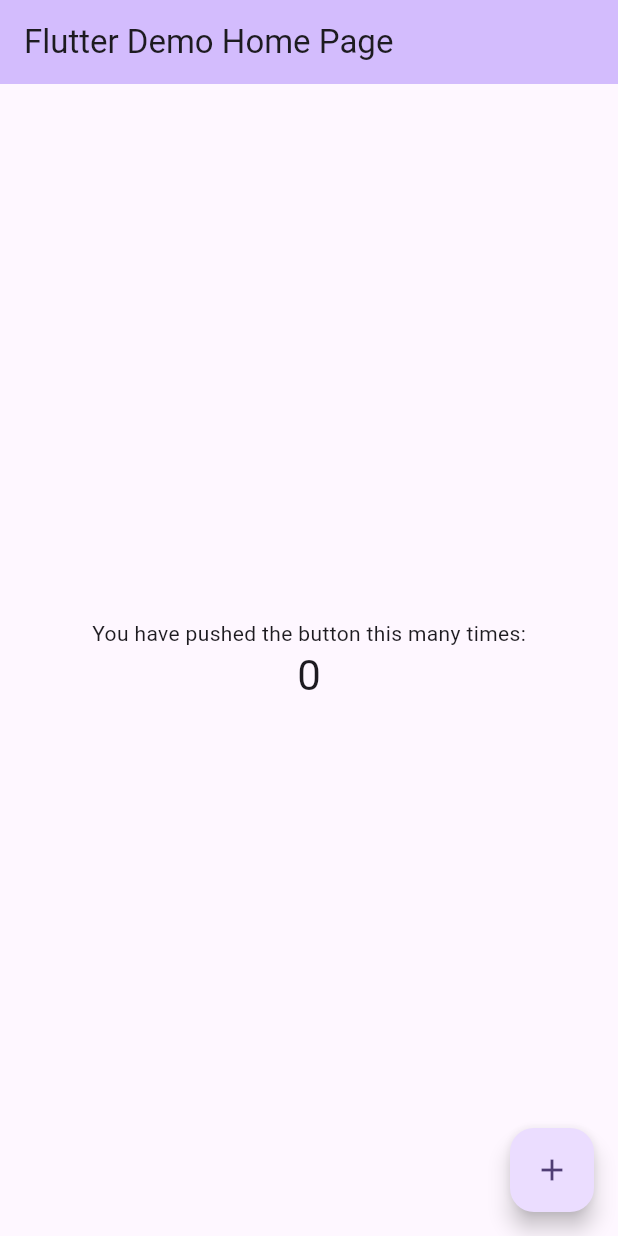
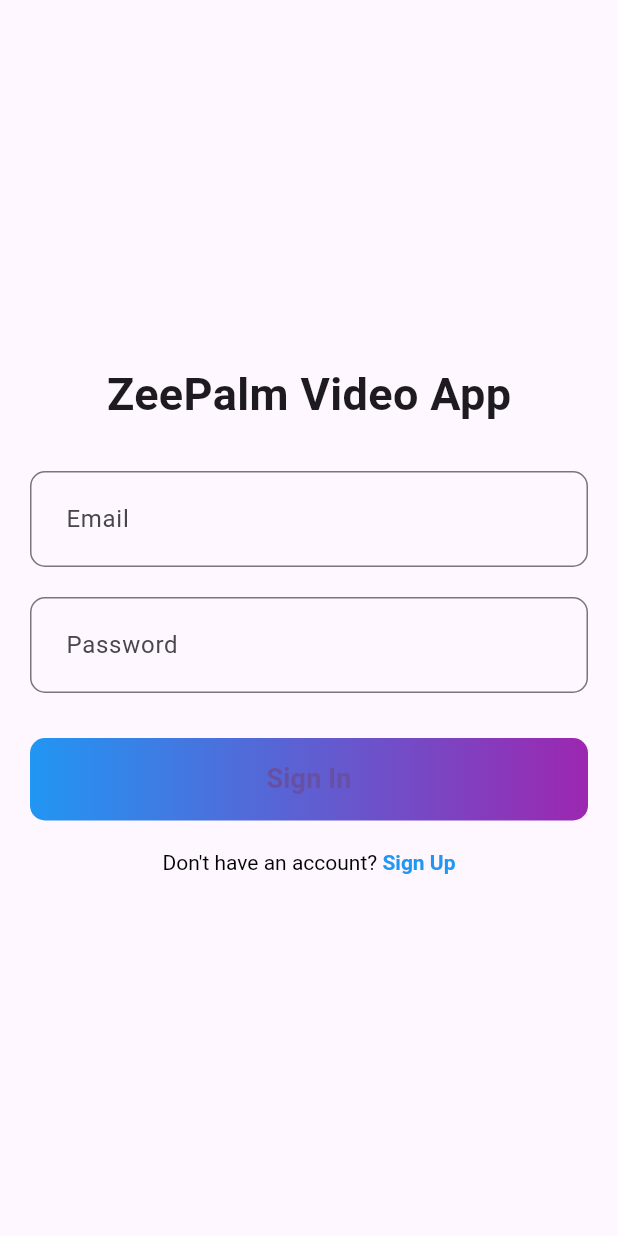
Before and after one commit to hammadx02/zee_palm_tasks, a Flutter app: the screen it shows after launch, on a phone screen of 412 x 824 dp. Run offline on Flutter 3.47's test engine with Material 3 defaults, Android fonts, the phone set to English and light mode, and no system bars; our stand-ins replace dartz, firebase_auth, firebase_core, flutter_riverpod, fluttertoast; accounts and stored records are empty.

Commit message:
feat: Implement authentication features with Firebase
- Added Failure class for error handling.
- Created AuthRepository for managing authentication logic.
- Developed LoginScreen with email and password fields.
- Implemented UserModel for user data representation.
- Added FirebaseAuthService for Firebase authentication operations.
- Created AuthField and AuthGradientButton widgets for UI.
- Established authentication state management using Riverpod.

```diff
--- a/lib/main.dart
+++ b/lib/main.dart
@@ -1,122 +1,29 @@
+import 'package:firebase_core/firebase_core.dart';
 import 'package:flutter/material.dart';
+import 'package:flutter_riverpod/flutter_riverpod.dart';
+import 'package:zee_palm_tasks/firebase_options.dart';
+import 'package:zee_palm_tasks/screens/login_screen.dart';
 
-void main() {
-  runApp(const MyApp());
+void main() async {
+  WidgetsFlutterBinding.ensureInitialized();
+  await Firebase.initializeApp(options: DefaultFirebaseOptions.currentPlatform);
+
+  runApp(const ProviderScope(child: MyApp()));
 }
 
 class MyApp extends StatelessWidget {
   const MyApp({super.key});
 
-  // This widget is the root of your application.
   @override
   Widget build(BuildContext context) {
     return MaterialApp(
-      title: 'Flutter Demo',
+      title: 'ZeePalm Video App',
+      debugShowCheckedModeBanner: false,
       theme: ThemeData(
-        // This is the theme of your application.
-        //
-        // TRY THIS: Try running your application with "flutter run". You'll see
-        // the application has a purple toolbar. Then, without quitting the app,
-        // try changing the seedColor in the colorScheme below to Colors.green
-        // and then invoke "hot reload" (save your changes or press the "hot
-        // reload" button in a Flutter-supported IDE, or press "r" if you used
-        // the command line to start the app).
-        //
-        // Notice that the counter didn't reset back to zero; the application
-        // state is not lost during the reload. To reset the state, use hot
-        // restart instead.
-        //
-        // This works for code too, not just values: Most code changes can be
-        // tested with just a hot reload.
-        colorScheme: ColorScheme.fromSeed(seedColor: Colors.deepPurple),
+        primarySwatch: Colors.blue,
+        visualDensity: VisualDensity.adaptivePlatformDensity,
       ),
-      home: const MyHomePage(title: 'Flutter Demo Home Page'),
+      home: const LoginScreen(),
     );
   }
 }
-
-class MyHomePage extends StatefulWidget {
-  const MyHomePage({super.key, required this.title});
-
-  // This widget is the home page of your application. It is stateful, meaning
-  // that it has a State object (defined below) that contains fields that affect
-  // how it looks.
-
-  // This class is the configuration for the state. It holds the values (in this
-  // case the title) provided by the parent (in this case the App widget) and
-  // used by the build method of the State. Fields in a Widget subclass are
-  // always marked "final".
-
-  final String title;
-
-  @override
-  State<MyHomePage> createState() => _MyHomePageState();
-}
-
-class _MyHomePageState extends State<MyHomePage> {
-  int _counter = 0;
-
-  void _incrementCounter() {
-    setState(() {
-      // This call to setState tells the Flutter framework that something has
-      // changed in this State, which causes it to rerun the build method below
-      // so that the display can reflect the updated values. If we changed
-      // _counter without calling setState(), then the build method would not be
-      // called again, and so nothing would appear to happen.
-      _counter++;
-    });
-  }
-
-  @override
-  Widget build(BuildContext context) {
-    // This method is rerun every time setState is called, for instance as done
-    // by the _incrementCounter method above.
-    //
-    // The Flutter framework has been optimized to make rerunning build methods
-    // fast, so that you can just rebuild anything that needs updating rather
-    // than having to individually change instances of widgets.
-    return Scaffold(
-      appBar: AppBar(
-        // TRY THIS: Try changing the color here to a specific color (to
-        // Colors.amber, perhaps?) and trigger a hot reload to see the AppBar
-        // change color while the other colors stay the same.
-        backgroundColor: Theme.of(context).colorScheme.inversePrimary,
-        // Here we take the value from the MyHomePage object that was created by
-        // the App.build method, and use it to set our appbar title.
-        title: Text(widget.title),
-      ),
-      body: Center(
-        // Center is a layout widget. It takes a single child and positions it
-        // in the middle of the parent.
-        child: Column(
-          // Column is also a layout widget. It takes a list of children and
-          // arranges them vertically. By default, it sizes itself to fit its
-          // children horizontally, and tries to be as tall as its parent.
-          //
-          // Column has various properties to control how it sizes itself and
-          // how it positions its children. Here we use mainAxisAlignment to
-          // center the children vertically; the main axis here is the vertical
-          // axis because Columns are vertical (the cross axis would be
-          // horizontal).
-          //
-          // TRY THIS: Invoke "debug painting" (choose the "Toggle Debug Paint"
-          // action in the IDE, or press "p" in the console), to see the
-          // wireframe for each widget.
-          mainAxisAlignment: MainAxisAlignment.center,
-          children: <Widget>[
-            const Text('You have pushed the button this many times:'),
-            Text(
-              '$_counter',
-              style: Theme.of(context).textTheme.headlineMedium,
-            ),
-          ],
-        ),
-      ),
-      floatingActionButton: FloatingActionButton(
-        onPressed: _incrementCounter,
-        tooltip: 'Increment',
-        child: const Icon(Icons.add),
-      ), // This trailing comma makes auto-formatting nicer for build methods.
-    );
-  }
-}
--- /dev/null
+++ b/lib/repositories/auth_repo.dart
@@ -0,0 +1,49 @@
+import 'package:dartz/dartz.dart';
+import 'package:firebase_auth/firebase_auth.dart';
+import 'package:zee_palm_tasks/errors/failures.dart';
+
+class AuthRepository {
+  final FirebaseAuth _firebaseAuth;
+
+  AuthRepository(this._firebaseAuth);
+
+  Stream<User?> get authStateChanges => _firebaseAuth.authStateChanges();
+
+  Future<Either<Failure, User>> signInWithEmailAndPassword({
+    required String email,
+    required String password,
+  }) async {
+    try {
+      final userCredential = await _firebaseAuth.signInWithEmailAndPassword(
+        email: email,
+        password: password,
+      );
+      return Right(userCredential.user!);
+    } on FirebaseAuthException catch (e) {
+      return Left(Failure(e.message ?? 'Authentication failed'));
+    } catch (e) {
+      return Left(Failure('Unexpected error occurred'));
+    }
+  }
+
+  Future<Either<Failure, User>> signUpWithEmailAndPassword({
+    required String email,
+    required String password,
+  }) async {
+    try {
+      final userCredential = await _firebaseAuth.createUserWithEmailAndPassword(
+        email: email,
+        password: password,
+      );
+      return Right(userCredential.user!);
+    } on FirebaseAuthException catch (e) {
+      return Left(Failure(e.message ?? 'Registration failed'));
+    } catch (e) {
+      return Left(Failure('Unexpected error occurred'));
+    }
+  }
+
+  Future<void> signOut() async {
+    await _firebaseAuth.signOut();
+  }
+}
--- /dev/null
+++ b/lib/screens/login_screen.dart
@@ -0,0 +1,125 @@
+import 'package:flutter/material.dart';
+import 'package:flutter_riverpod/flutter_riverpod.dart';
+import 'package:fluttertoast/fluttertoast.dart';
+import 'package:zee_palm_tasks/providers/auth_provider.dart';
+import 'package:zee_palm_tasks/screens/sign_up_screen.dart';
+import 'package:zee_palm_tasks/screens/video_feed_screen.dart';
+
+import 'package:zee_palm_tasks/widgets/auth_field.dart';
+import 'package:zee_palm_tasks/widgets/auth_gradient_button.dart';
+
+class LoginScreen extends ConsumerStatefulWidget {
+  const LoginScreen({super.key});
+
+  @override
+  ConsumerState<LoginScreen> createState() => _LoginScreenState();
+}
+
+class _LoginScreenState extends ConsumerState<LoginScreen> {
+  final emailController = TextEditingController();
+  final passwordController = TextEditingController();
+  final formKey = GlobalKey<FormState>();
+  bool isLoading = false;
+
+  @override
+  void dispose() {
+    emailController.dispose();
+    passwordController.dispose();
+    super.dispose();
+  }
+
+  Future<void> signIn() async {
+    if (!formKey.currentState!.validate()) return;
+
+    setState(() => isLoading = true);
+
+    final result = await ref
+        .read(authRepositoryProvider)
+        .signInWithEmailAndPassword(
+          email: emailController.text.trim(),
+          password: passwordController.text.trim(),
+        );
+
+    setState(() => isLoading = false);
+
+    result.fold(
+      (failure) => Fluttertoast.showToast(
+        msg: failure.toString(),
+        toastLength: Toast.LENGTH_LONG,
+      ),
+      (user) => Navigator.pushReplacement(
+        context,
+        MaterialPageRoute(builder: (context) => const VideoFeedScreen()),
+      ),
+    );
+  }
+
+  @override
+  Widget build(BuildContext context) {
+    return Scaffold(
+      body: Padding(
+        padding: const EdgeInsets.all(20.0),
+        child: Form(
+          key: formKey,
+          child: Column(
+            mainAxisAlignment: MainAxisAlignment.center,
+            children: [
+              const Text(
+                'ZeePalm Video App',
+                style: TextStyle(fontSize: 30, fontWeight: FontWeight.bold),
+              ),
+              const SizedBox(height: 30),
+              AuthField(controller: emailController, hintText: 'Email'),
+              const SizedBox(height: 20),
+              AuthField(
+                controller: passwordController,
+                hintText: 'Password',
+                isObscure: true,
+              ),
+              const SizedBox(height: 30),
+              AuthGradientButton(
+                text: 'Sign In',
+                onPressed: () {
+                  isLoading ? null : () => signIn();
+                },
+              ),
+              const SizedBox(height: 20),
+              GestureDetector(
+                onTap:
+                    isLoading
+                        ? null
+                        : () {
+                          Navigator.push(
+                            context,
+                            MaterialPageRoute(
+                              builder: (context) => const SignUpScreen(),
+                            ),
+                          );
+                        },
+                child: RichText(
+                  text: const TextSpan(
+                    text: 'Don\'t have an account? ',
+                    style: TextStyle(color: Colors.black),
+                    children: [
+                      TextSpan(
+                        text: 'Sign Up',
+                        style: TextStyle(
+                          color: Colors.blue,
+                          fontWeight: FontWeight.bold,
+                        ),
+                      ),
+                    ],
+                  ),
+                ),
+              ),
+              if (isLoading) ...[
+                const SizedBox(height: 20),
+                const CircularProgressIndicator(),
+              ],
+            ],
+          ),
+        ),
+      ),
+    );
+  }
+}
--- /dev/null
+++ b/lib/widgets/auth_field.dart
@@ -0,0 +1,40 @@
+import 'package:flutter/material.dart';
+
+class AuthField extends StatelessWidget {
+  final TextEditingController controller;
+  final String hintText;
+  final bool isObscure;
+
+  const AuthField({
+    super.key,
+    required this.controller,
+    required this.hintText,
+    this.isObscure = false,
+  });
+
+  @override
+  Widget build(BuildContext context) {
+    return TextFormField(
+      controller: controller,
+      obscureText: isObscure,
+      validator: (value) {
+        if (value == null || value.isEmpty) {
+          return 'Please enter $hintText';
+        }
+        return null;
+      },
+      decoration: InputDecoration(
+        hintText: hintText,
+        contentPadding: const EdgeInsets.all(20),
+        border: OutlineInputBorder(
+          borderRadius: BorderRadius.circular(10),
+          borderSide: const BorderSide(width: 1, color: Colors.grey),
+        ),
+        focusedBorder: OutlineInputBorder(
+          borderRadius: BorderRadius.circular(10),
+          borderSide: const BorderSide(width: 1, color: Colors.blue),
+        ),
+      ),
+    );
+  }
+}
--- /dev/null
+++ b/lib/widgets/auth_gradient_button.dart
@@ -0,0 +1,41 @@
+import 'package:flutter/material.dart';
+
+class AuthGradientButton extends StatelessWidget {
+  final String text;
+  final VoidCallback onPressed;
+
+  const AuthGradientButton({
+    super.key,
+    required this.text,
+    required this.onPressed,
+  });
+
+  @override
+  Widget build(BuildContext context) {
+    return Container(
+      decoration: BoxDecoration(
+        gradient: const LinearGradient(
+          colors: [Colors.blue, Colors.purple],
+          begin: Alignment.centerLeft,
+          end: Alignment.centerRight,
+        ),
+        borderRadius: BorderRadius.circular(10),
+      ),
+      child: ElevatedButton(
+        onPressed: onPressed,
+        style: ElevatedButton.styleFrom(
+          fixedSize: const Size(400, 55),
+          backgroundColor: Colors.transparent,
+          shadowColor: Colors.transparent,
+          shape: RoundedRectangleBorder(
+            borderRadius: BorderRadius.circular(10),
+          ),
+        ),
+        child: Text(
+          text,
+          style: const TextStyle(fontSize: 18, fontWeight: FontWeight.bold),
+        ),
+      ),
+    );
+  }
+}
```
Also changed, not shown: lib/errors/failures.dart (added, +8 -0 lines), lib/providers/auth_provider.dart (added, +15 -0 lines), lib/screens/auth_wrapper.dart (added, +27 -0 lines), lib/screens/sign_up_screen.dart (added, +135 -0 lines), lib/screens/video_feed_screen.dart (added, +29 -0 lines), pubspec.yaml (+18 -6 lines), pubspec.lock, 9 other files.
